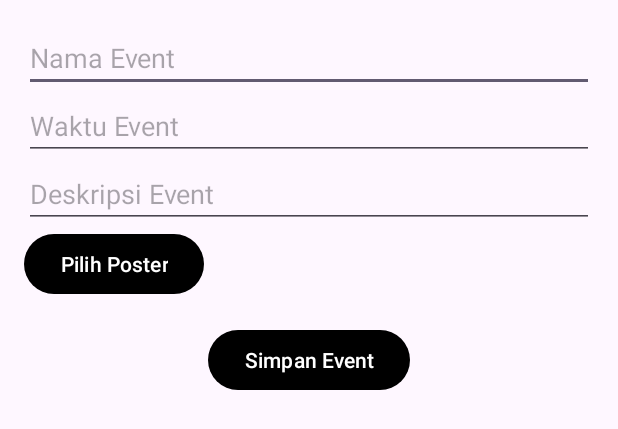
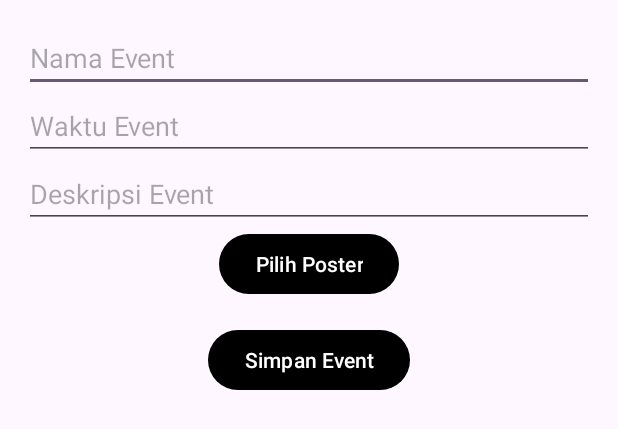
Before and after one commit to EdwinLolo/RunningAPP_MAP, an Android app: the layout dialog_add_event.xml on its own in the app's theme, with its tools: preview values and no code run, on a phone screen of 412 x 824 dp. Shown: the top 429 px of the screen. Run offline under Robolectric (Android 15) with nearby library versions, the phone set to English and light mode, and no system bars.

Commit message:
community 50% done

```diff
--- a/app/src/main/java/com/example/runningproject/CommunityDetailActivity.kt
+++ b/app/src/main/java/com/example/runningproject/CommunityDetailActivity.kt
@@ -8,6 +8,7 @@ import android.net.Uri
 import android.os.Bundle
 import android.provider.MediaStore
 import android.view.View
+import android.view.ViewGroup
 import android.widget.Button
 import android.widget.EditText
 import android.widget.Toast
@@ -97,6 +98,11 @@ class CommunityDetailActivity : AppCompatActivity() {
         }
 
         dialog.show()
+
+        // Mengatur ukuran dialog
+        val width = (resources.displayMetrics.widthPixels * 0.85).toInt() // 85% dari lebar layar
+        val height = ViewGroup.LayoutParams.WRAP_CONTENT // Tinggi otomatis
+        dialog.window?.setLayout(width, height) // Set lebar dan tinggi dialog
     }
 
     // Fungsi untuk mengunggah poster ke Firebase Storage dan menyimpan event ke Firestore
--- a/app/src/main/res/layout/dialog_add_event.xml
+++ b/app/src/main/res/layout/dialog_add_event.xml
@@ -1,7 +1,7 @@
 <?xml version="1.0" encoding="utf-8"?>
 <LinearLayout xmlns:android="http://schemas.android.com/apk/res/android"
     android:layout_width="match_parent"
-    android:layout_height="wrap_content"
+    android:layout_height="match_parent"
     android:orientation="vertical"
     android:padding="16dp">
 
@@ -31,7 +31,17 @@
         android:id="@+id/select_poster_button"
         android:layout_width="wrap_content"
         android:layout_height="wrap_content"
+        android:layout_gravity="center"
         android:text="Pilih Poster" />
+
+    <ImageView
+        android:id="@+id/image_preview"
+        android:layout_width="match_parent"
+        android:layout_height="200dp"
+        android:layout_marginTop="16dp"
+        android:scaleType="centerCrop"
+        android:visibility="gone"
+        android:contentDescription="Image Preview" />
 
     <!-- Tombol Simpan Event -->
     <Button
--- a/app/src/main/res/layout/item_event.xml
+++ b/app/src/main/res/layout/item_event.xml
@@ -5,6 +5,7 @@
     android:layout_width="match_parent"
     android:layout_height="wrap_content"
     android:padding="16dp"
+    android:layout_marginBottom="5dp"
     android:background="@drawable/rounded_background"
     >
 
```
